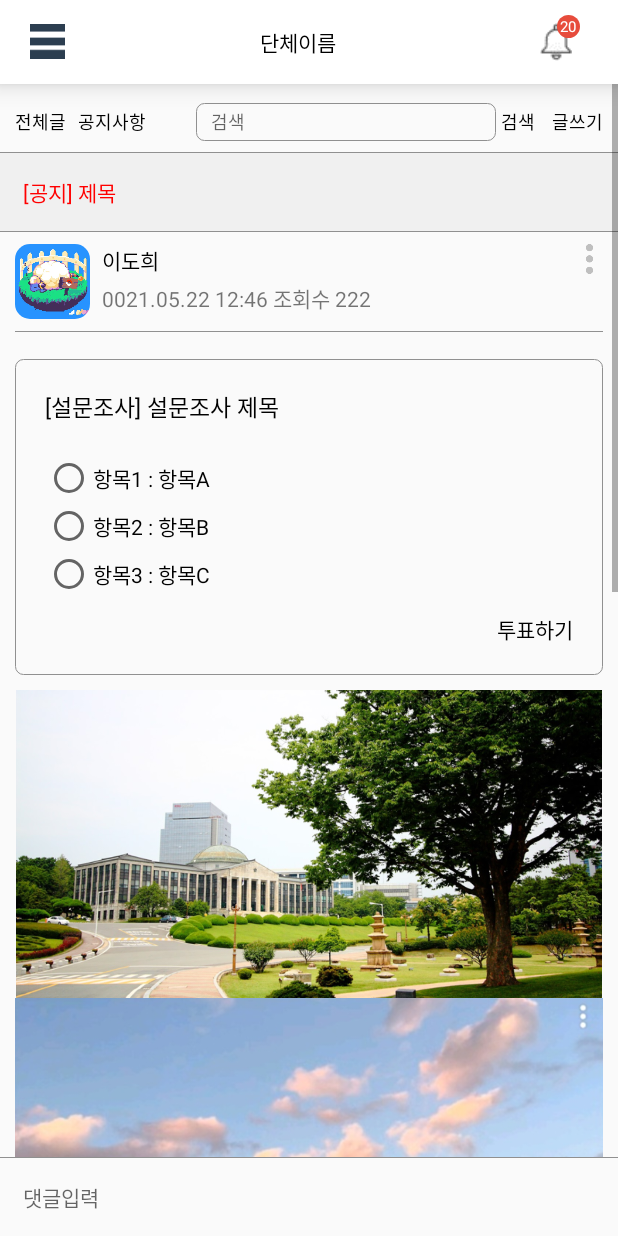
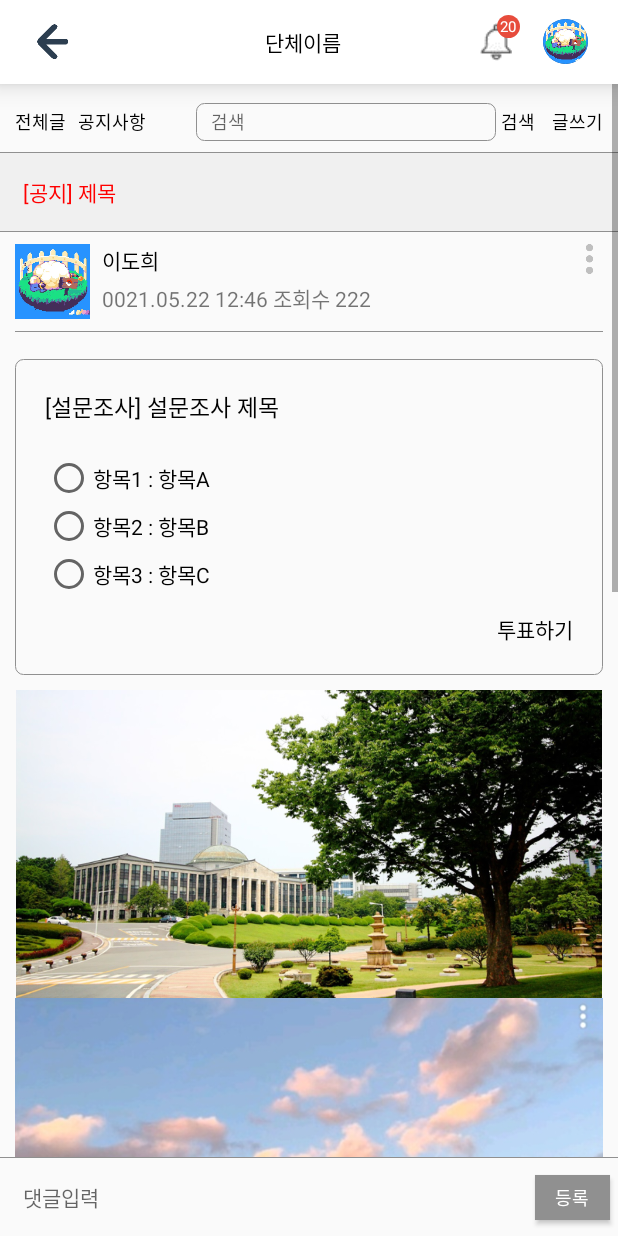
Before and after one commit to dohy12/project2_PDA, an Android app: the Board_content screen opened directly, with no data from a screen before it, on a phone screen of 412 x 824 dp. Run offline under Robolectric (Android 15) with nearby library versions, the phone set to English and light mode, and no system bars.

Commit message:
툴바 개선

```diff
--- a/PDA/app/src/main/java/com/example/pda/Board.java
+++ b/PDA/app/src/main/java/com/example/pda/Board.java
@@ -19,10 +19,16 @@ public class Board extends AppCompatActivity {
     private LayoutInflater inflater;
     ArrayList<Board_Info> boardInfoList;
 
+    Toolbar toolbar;
+
     @Override
     protected void onCreate(Bundle savedInstanceState) {
         super.onCreate(savedInstanceState);
         setContentView(R.layout.activity_board);
+
+        ///툴바 세팅/////////////
+        toolbar = new Toolbar(findViewById(R.id.toolbar), null, 2);
+        ////////////////////////
 
         container = (LinearLayout)findViewById(R.id.board_container);
         inflater = (LayoutInflater)getSystemService(LAYOUT_INFLATER_SERVICE);
--- a/PDA/app/src/main/java/com/example/pda/Board_Writing.java
+++ b/PDA/app/src/main/java/com/example/pda/Board_Writing.java
@@ -32,10 +32,16 @@ public class Board_Writing extends AppCompatActivity {
     private LayoutInflater inflater;
     int survey_ch=0;
 
+    Toolbar toolbar;
+
     @Override
     protected void onCreate(Bundle savedInstanceState) {
         super.onCreate(savedInstanceState);
         setContentView(R.layout.activity_board__writing);
+
+        ///툴바 세팅/////////////
+        toolbar = new Toolbar(findViewById(R.id.toolbar), null, 2);
+        ////////////////////////
 
         container = (LinearLayout)findViewById(R.id.boardWriting_container);
         survey_container = (LinearLayout)findViewById(R.id.boardWriting_survey_container);
--- a/PDA/app/src/main/java/com/example/pda/Board_content.java
+++ b/PDA/app/src/main/java/com/example/pda/Board_content.java
@@ -33,10 +33,16 @@ public class Board_content extends AppCompatActivity {
 
     Survey survey = null;
 
+    Toolbar toolbar;
+
     @Override
     protected void onCreate(Bundle savedInstanceState) {
         super.onCreate(savedInstanceState);
         setContentView(R.layout.activity_board_content);
+
+        ///툴바 세팅/////////////
+        toolbar = new Toolbar(findViewById(R.id.toolbar), null, 2);
+        ////////////////////////
 
         comments_container = findViewById(R.id.board_comments_container);
         survey_container = findViewById(R.id.board_survey_container);
--- a/PDA/app/src/main/java/com/example/pda/Introduction.java
+++ b/PDA/app/src/main/java/com/example/pda/Introduction.java
@@ -18,10 +18,16 @@ public class Introduction extends AppCompatActivity {
     private LayoutInflater inflater;
     ArrayList<Drawable> imageList;
 
+    Toolbar toolbar;
+
     @Override
     protected void onCreate(Bundle savedInstanceState) {
         super.onCreate(savedInstanceState);
         setContentView(R.layout.activity_introduction);
+
+        ///툴바 세팅/////////////
+        toolbar = new Toolbar(findViewById(R.id.toolbar), null, 2);
+        ////////////////////////
 
         inflater = (LayoutInflater)getSystemService(LAYOUT_INFLATER_SERVICE);
         image_container = findViewById(R.id.board_image_container);
--- a/PDA/app/src/main/java/com/example/pda/IntroductionModifying.java
+++ b/PDA/app/src/main/java/com/example/pda/IntroductionModifying.java
@@ -23,10 +23,16 @@ public class IntroductionModifying extends AppCompatActivity {
     private LinearLayout image_container;
     private LayoutInflater inflater;
 
+    Toolbar toolbar;
+
     @Override
     protected void onCreate(Bundle savedInstanceState) {
         super.onCreate(savedInstanceState);
         setContentView(R.layout.activity_introduction_modifying);
+
+        ///툴바 세팅/////////////
+        toolbar = new Toolbar(findViewById(R.id.toolbar), null, 2);
+        ////////////////////////
 
         inflater = (LayoutInflater)getSystemService(LAYOUT_INFLATER_SERVICE);
         image_container = findViewById(R.id.board_image_container);
--- a/PDA/app/src/main/java/com/example/pda/MainActivity.java
+++ b/PDA/app/src/main/java/com/example/pda/MainActivity.java
@@ -17,7 +17,7 @@ public class MainActivity extends AppCompatActivity {
 
         ///툴바 세팅/////////////
         drawer = new Drawer(findViewById(R.id.drawerBar));
-        toolbar = new Toolbar(findViewById(R.id.toolbar), drawer);
+        toolbar = new Toolbar(findViewById(R.id.toolbar), drawer, 1);
         ////////////////////////
     }
 
--- a/PDA/app/src/main/java/com/example/pda/MembershipFee.java
+++ b/PDA/app/src/main/java/com/example/pda/MembershipFee.java
@@ -20,10 +20,16 @@ public class MembershipFee extends AppCompatActivity {
 
     ArrayList<FeeUsage> tempList;
 
+    Toolbar toolbar;
+
     @Override
     protected void onCreate(Bundle savedInstanceState) {
         super.onCreate(savedInstanceState);
         setContentView(R.layout.activity_membership_fee);
+
+        ///툴바 세팅/////////////
+        toolbar = new Toolbar(findViewById(R.id.toolbar), null, 2);
+        ////////////////////////
 
         inflater = (LayoutInflater)getSystemService(LAYOUT_INFLATER_SERVICE);
         container = findViewById(R.id.container);
--- a/PDA/app/src/main/java/com/example/pda/Mypage.java
+++ b/PDA/app/src/main/java/com/example/pda/Mypage.java
@@ -18,10 +18,16 @@ public class Mypage extends AppCompatActivity {
     Member mem;
     ArrayList<GuestBook> guestBookList;
 
+    Toolbar toolbar;
+
     @Override
     protected void onCreate(Bundle savedInstanceState) {
         super.onCreate(savedInstanceState);
         setContentView(R.layout.activity_mypage);
+
+        ///툴바 세팅/////////////
+        toolbar = new Toolbar(findViewById(R.id.toolbar), null, 2);
+        ////////////////////////
 
         container = (LinearLayout)findViewById(R.id.guestBook_container);
         inflater = (LayoutInflater)getSystemService(LAYOUT_INFLATER_SERVICE);
--- a/PDA/app/src/main/java/com/example/pda/Toolbar.java
+++ b/PDA/app/src/main/java/com/example/pda/Toolbar.java
@@ -2,6 +2,7 @@ package com.example.pda;
 
 import android.view.Gravity;
 import android.view.View;
+import android.widget.ImageView;
 import android.widget.Toast;
 
 import androidx.appcompat.app.AppCompatActivity;
@@ -11,19 +12,26 @@ public class Toolbar {
     public View view;
     View toolbarButton;
     View toolbarAlarm;
+    ImageView toolbarProfile;
     Drawer drawer;
 
-    public Toolbar(View v, Drawer d){
-        this.view = v;
-        this.drawer = d;
+    int toolbarType;
 
-        toolbarButton = v.findViewById(R.id.toolbarButton1);
-        toolbarAlarm = v.findViewById(R.id.toolbarAlarm);
+    public Toolbar(View view, Drawer drawer, int toolbarType){
+        this.view = view;
+        this.drawer = drawer;
+        this.toolbarType = toolbarType;
+
+        toolbarButton = view.findViewById(R.id.toolbarButton1);
+        toolbarAlarm = view.findViewById(R.id.toolbarAlarm);
+        toolbarProfile = view.findViewById(R.id.profile_image);
 
         setToolbarButton();
+        setToolbarProfile();
     }
 
     public void setToolbarButton(){
+        if (toolbarType == 1){
             toolbarButton.setOnClickListener(new View.OnClickListener() {
                 @Override
                 public void onClick(View view) {
@@ -31,5 +39,15 @@ public class Toolbar {
                 }
             });
         }
+        if (toolbarType == 2){
+            ((ImageView)toolbarButton).setImageDrawable(toolbarProfile.getResources().getDrawable(R.drawable.icon10, null));
+        }
 
     }
+
+    public void setToolbarProfile(){
+        toolbarProfile.setClipToOutline(true);
+    }
+
+
+}
--- a/PDA/app/src/main/java/com/example/pda/memberList.java
+++ b/PDA/app/src/main/java/com/example/pda/memberList.java
@@ -20,7 +20,6 @@ public class memberList extends AppCompatActivity {
     private LinearLayout container_new;
     private LayoutInflater inflater;
 
-    Drawer drawer;
     Toolbar toolbar;
 
     @Override
@@ -29,8 +28,7 @@ public class memberList extends AppCompatActivity {
         setContentView(R.layout.activity_member_list);
 
         ///툴바 세팅/////////////
-        drawer = new Drawer(findViewById(R.id.drawerBar));
-        toolbar = new Toolbar(findViewById(R.id.toolbar), drawer);
+        toolbar = new Toolbar(findViewById(R.id.toolbar), null, 2);
         ////////////////////////
 
         container = (LinearLayout)findViewById(R.id.memberList_container);
--- a/PDA/app/src/main/res/layout/activity_board.xml
+++ b/PDA/app/src/main/res/layout/activity_board.xml
@@ -1,5 +1,6 @@
 <?xml version="1.0" encoding="utf-8"?>
-<LinearLayout xmlns:android="http://schemas.android.com/apk/res/android"
+<LinearLayout
+    xmlns:android="http://schemas.android.com/apk/res/android"
     xmlns:app="http://schemas.android.com/apk/res-auto"
     xmlns:tools="http://schemas.android.com/tools"
     android:layout_width="match_parent"
--- a/PDA/app/src/main/res/layout/activity_board_content.xml
+++ b/PDA/app/src/main/res/layout/activity_board_content.xml
@@ -1,5 +1,6 @@
 <?xml version="1.0" encoding="utf-8"?>
-<LinearLayout xmlns:android="http://schemas.android.com/apk/res/android"
+<LinearLayout
+    xmlns:android="http://schemas.android.com/apk/res/android"
     xmlns:app="http://schemas.android.com/apk/res-auto"
     xmlns:tools="http://schemas.android.com/tools"
     android:layout_width="match_parent"
@@ -193,15 +194,29 @@
                 android:layout_width="match_parent"
                 android:layout_height="0.3dp"
                 android:background="#909090"/>
+
+            <LinearLayout
+                android:layout_width="match_parent"
+                android:layout_height="wrap_content"
+                android:background="#f0f0f0"
+                android:padding = "15dp"
+                android:orientation="horizontal">
+
                 <TextView
                     android:id="@+id/board_comments_num"
-                android:layout_width="match_parent"
+                    android:layout_width="wrap_content"
                     android:layout_height="wrap_content"
                     android:text="댓글 4"
                     android:textSize="14dp"
-                android:textColor="#000000"
-                android:padding = "15dp"
-                android:background="#f0f0f0"/>
+                    android:textColor="#000000"/>
+
+                <ImageView
+                    android:layout_marginLeft="10dp"
+                    android:layout_width="20dp"
+                    android:layout_height="20dp"
+                    android:src="@drawable/icon9"/>
+            </LinearLayout>
+
             <View
                 android:layout_width="match_parent"
                 android:layout_height="0.3dp"
@@ -226,14 +241,32 @@
             android:layout_width="match_parent"
             android:layout_height="0.3dp"
             android:background="#909090"/>
-        <EditText
+
+        <LinearLayout
             android:layout_width="match_parent"
             android:layout_height="wrap_content"
+            android:orientation="horizontal">
+
+            <EditText
+                android:layout_width="0dp"
+                android:layout_height="wrap_content"
+                android:layout_weight="1"
                 android:textSize="14dp"
                 android:padding="15dp"
                 android:background="@null"
                 android:textColor="#000000"
                 android:hint="댓글입력"/>
+
+            <Button
+                android:layout_marginRight="5dp"
+                android:layout_width="50dp"
+                android:layout_height="30dp"
+                android:background="#909090"
+                android:textSize="12dp"
+                android:textColor="#ffffff"
+                android:text="등록"/>
         </LinearLayout>
 
     </LinearLayout>
+
+</LinearLayout>
--- a/PDA/app/src/main/res/layout/memberlist_member.xml
+++ b/PDA/app/src/main/res/layout/memberlist_member.xml
@@ -130,7 +130,7 @@
                     android:textSize="12dp"
                     android:padding="5dp"
                     android:onClick="goMyPage"
-                    android:text="마이페이지"/>
+                    android:text="유저페이지"/>
                 <TextView
                     android:layout_width="wrap_content"
                     android:layout_height="wrap_content"
--- a/PDA/app/src/main/res/layout/toolbar.xml
+++ b/PDA/app/src/main/res/layout/toolbar.xml
@@ -18,13 +18,17 @@
         android:orientation="horizontal">
 
         <ImageView
-            android:paddingLeft="10dp"
+            android:layout_marginLeft="10dp"
             android:id="@+id/toolbarButton1"
-            android:layout_width="wrap_content"
-            android:layout_height="wrap_content"
+            android:layout_width="30dp"
+            android:layout_height="30dp"
             android:layout_gravity="center"
-            android:src="@drawable/img3"
+            android:src="@drawable/icon11"
             android:adjustViewBounds="true"/>
+
+        <View
+            android:layout_width="40dp"
+            android:layout_height="0dp"/>
 
         <TextView
             android:layout_width="0dp"
@@ -58,6 +62,16 @@
                 android:gravity="center"
                 android:background="@drawable/main_alarm"/>
         </FrameLayout>
+
+        <ImageView
+            android:id="@+id/profile_image"
+            android:layout_marginRight="10dp"
+            android:layout_width="30dp"
+            android:layout_height="30dp"
+            android:layout_gravity="center"
+            android:src="@drawable/img6"
+            android:background="@drawable/circle"
+            android:adjustViewBounds="true"/>
     </LinearLayout>
 
 
```
Also changed, not shown: PDA/app/src/main/res/layout/activity_mypage.xml (+39 -11 lines), PDA/app/src/main/res/drawable/icon10.png (added), PDA/app/src/main/res/drawable/icon11.png (added). Lines whose indentation alone changed are shown as unchanged.
